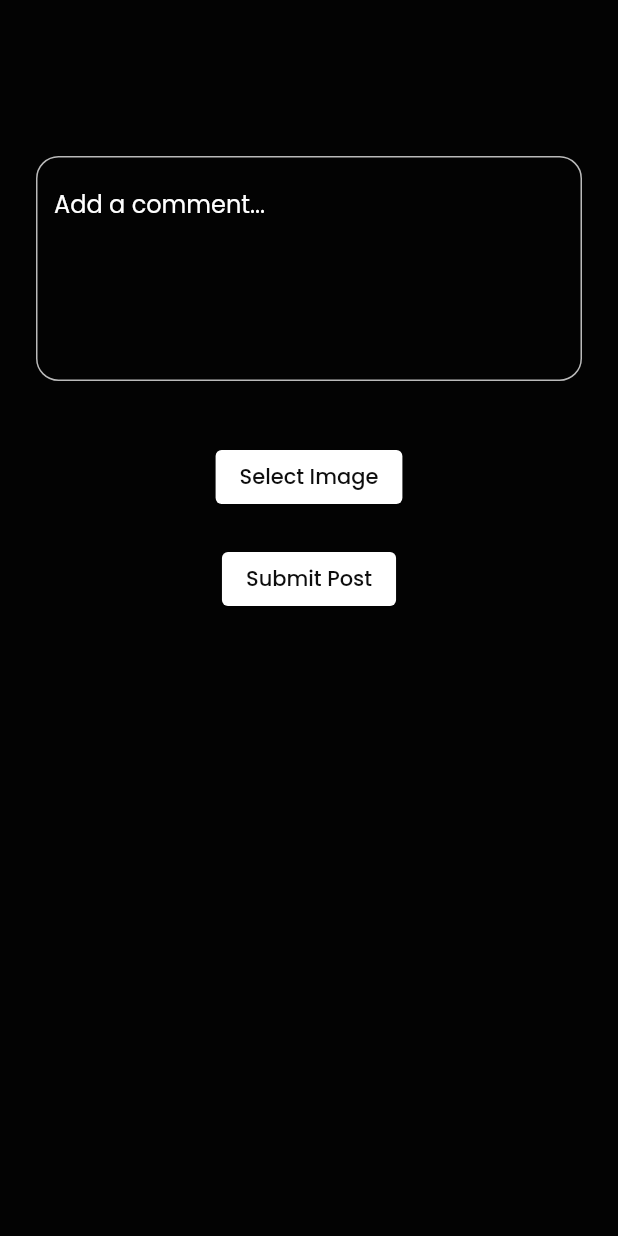
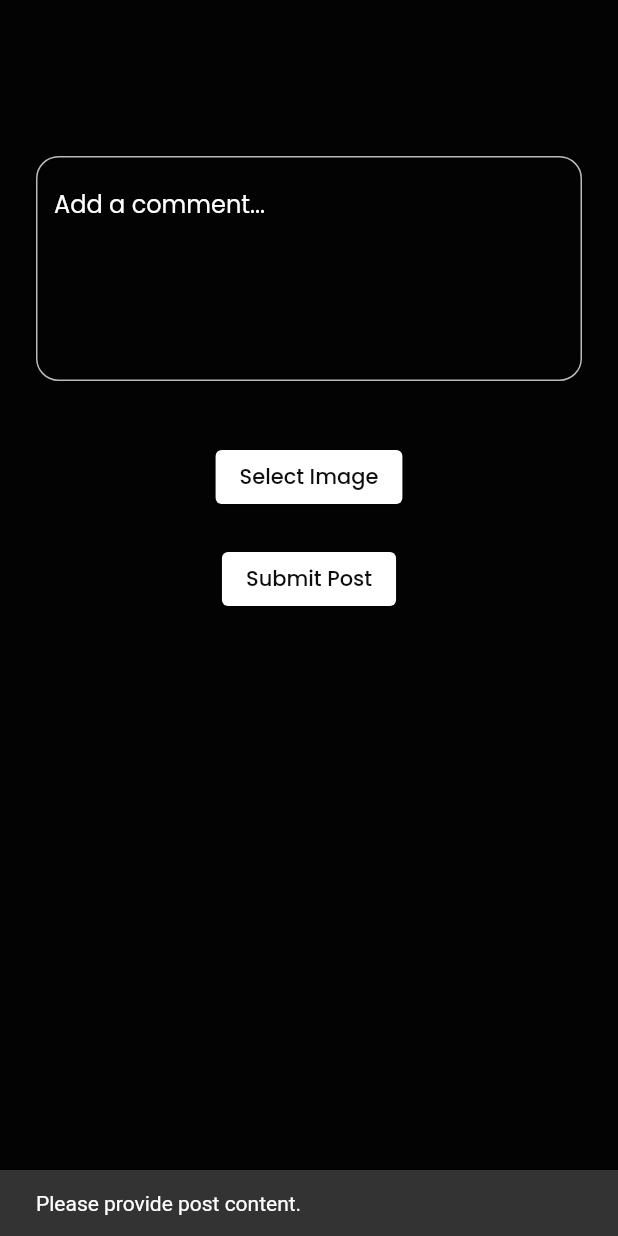
Before and after one commit to achievagemilang/sociabile, a Flutter app: the CreatePostPage screen opened directly, after a tap on "Submit Post", on a phone screen of 412 x 824 dp. Run offline on Flutter 3.47's test engine with Material 2 defaults, Android fonts, the light colour scheme and no system bars; our stand-ins replace awesome_snackbar_content, google_fonts, image_picker, shared_preferences; accounts and stored records are empty.

Commit message:
implement add post

```diff
--- a/lib/page/create_post_page.dart
+++ b/lib/page/create_post_page.dart
@@ -3,6 +3,8 @@ import 'dart:io';
 import 'package:flutter/material.dart';
 import 'package:image_picker/image_picker.dart';
 import 'package:sociabile/constants/global_variables.dart';
+
+import '../services/post_services.dart';
 
 class CreatePostPage extends StatefulWidget {
   @override
@@ -17,17 +19,42 @@ class _CreatePostPageState extends State<CreatePostPage> {
     final pickedFile =
         await ImagePicker().pickImage(source: ImageSource.gallery);
 
-    setState(() {
-      if (pickedFile != null) {
+    if (pickedFile != null) {
+      String? ext = pickedFile.path.split('.').last; // Get the file extension
+      if (ext != 'jpg' && ext != 'jpeg' && ext != 'png') {
+        ScaffoldMessenger.of(context).showSnackBar(SnackBar(
+            content: Text('Please select a jpg, jpeg, or png image.')));
+        return;
+      }
+
+      setState(() {
         _imageFile = File(pickedFile.path);
-      }
-    });
+      });
+    }
   }
 
   void _submitPost() {
-    // Implement your post submission logic here
-    // You can access the text content using _textEditingController.text
-    // and the image (if selected) using _imageFile
+    if (_textEditingController.text.isNotEmpty) {
+      final postService = PostService();
+      if (_imageFile != null) {
+        postService.createPost(
+          context: context,
+          title:
+              "YourTitleHere", // This can be replaced by another text field capturing the post title
+          content: _textEditingController.text,
+          picturePath: _imageFile!.path,
+        );
+      } else {
+        // Handle the scenario when no image is provided
+        // This could involve another method on PostService or a modification of the createPost method.
+      }
+
+      // Optionally: After successfully adding the post, navigate back or show a success message
+      // Navigator.pop(context); // to go back
+    } else {
+      ScaffoldMessenger.of(context).showSnackBar(
+          SnackBar(content: Text('Please provide post content.')));
+    }
   }
 
   @override
```
